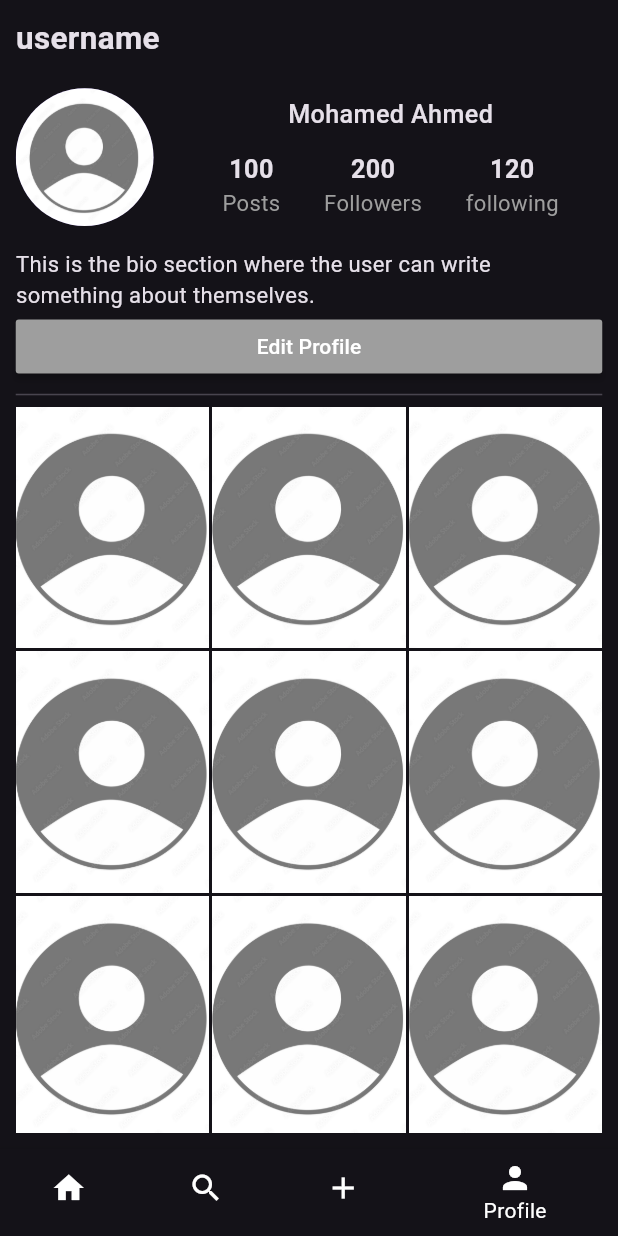
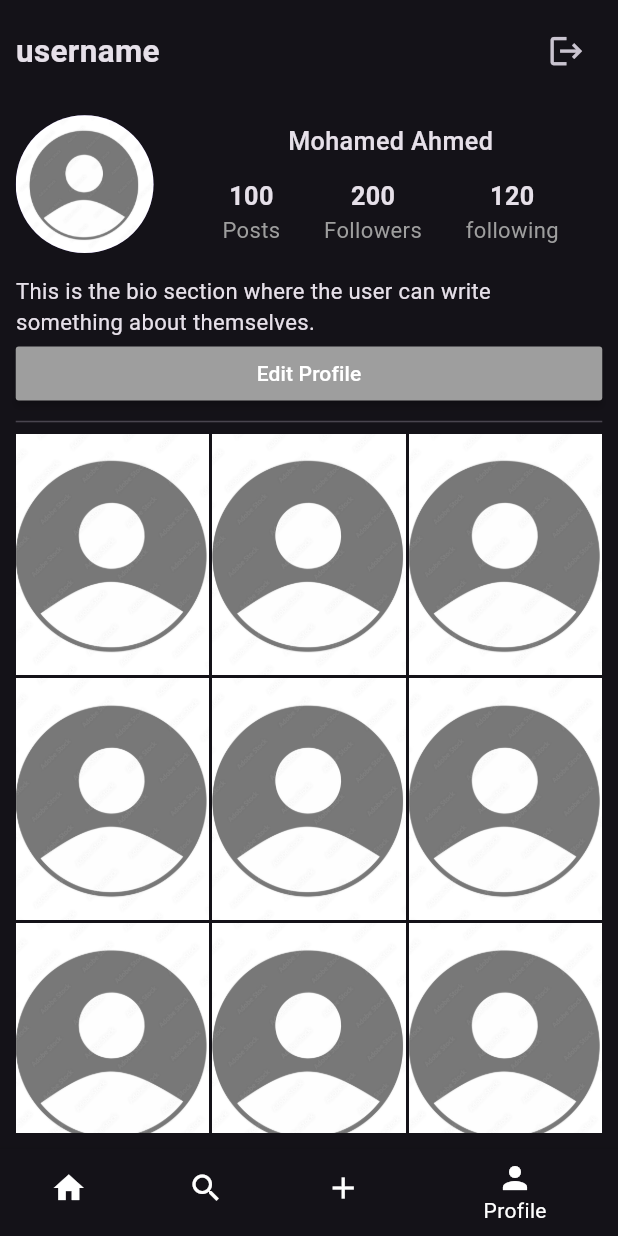
Before and after one commit to med-khelifi/social-media-app-Insta-Clone-, a Flutter app: the HomeScreen screen opened by its route, item 4 of the bottom bar chosen, on a phone screen of 412 x 824 dp. Run offline on Flutter 3.47's test engine with Material 3 defaults, Android fonts, the phone set to English and light mode, and no system bars; our stand-ins replace firebase_auth, firebase_core, flutter_screenutil; accounts and stored records are empty; generated files the repository leaves out were written again.

Commit message:
relate app with firebase add auth logic login logout

```diff
--- a/lib/core/constants/strings.dart
+++ b/lib/core/constants/strings.dart
@@ -21,4 +21,6 @@ class Strings {
   static const String following = 'following';
   static const String editProfile = "Edit Profile";
   static const String comments ="Comments";
+
+  static String signupSuccessful = "Account Created Successfully !";
 }
--- a/lib/screens/home/tabs/profile_tab.dart
+++ b/lib/screens/home/tabs/profile_tab.dart
@@ -1,13 +1,26 @@
 import 'package:flutter/material.dart';
 import 'package:flutter_screenutil/flutter_screenutil.dart';
+import 'package:insta/controllers/profile_tab_controller.dart';
 import 'package:insta/core/constants/constants_widgets.dart';
 import 'package:insta/core/constants/images_paths.dart';
 import 'package:insta/core/constants/strings.dart';
 import 'package:insta/screens/widgets/custom_button.dart';
 import 'package:insta/screens/widgets/stats_info.dart';
 
-class ProfileTab extends StatelessWidget {
+class ProfileTab extends StatefulWidget {
   const ProfileTab({super.key});
+
+  @override
+  State<ProfileTab> createState() => _ProfileTabState();
+}
+
+class _ProfileTabState extends State<ProfileTab> {
+late ProfileTabController _controller;
+  @override
+  void initState() {
+    super.initState();
+    _controller = ProfileTabController();
+  }
 
   @override
   Widget build(BuildContext context) {
@@ -16,9 +29,18 @@ class ProfileTab extends StatelessWidget {
       child: Column(
         crossAxisAlignment: CrossAxisAlignment.start,
         children: [
-          Text(
-            "username",
-            style: TextStyle(fontSize: 20.sp, fontWeight: FontWeight.bold),
+          Row(
+            children: [
+              Text(
+          "username",
+          style: TextStyle(fontSize: 20.sp, fontWeight: FontWeight.bold),
+              ),
+              const Spacer(),
+              IconButton(
+          icon: Icon(Icons.logout, size: 24.sp),
+          onPressed: () => _controller.onSignOutPressed(context),
+              ),
+            ],
           ),
           VerticalSpace(10.h),
 
--- a/lib/screens/login_screen.dart
+++ b/lib/screens/login_screen.dart
@@ -47,11 +47,13 @@ class _LoginScreenState extends State<LoginScreen> {
                   child: Column(
                     children: [
                       CustomTextField(
+                        controller: _controller.usernameController,
                         label: Strings.username,
                         validator: _controller.validateUsername,
                       ),
                       VerticalSpace(10.h),
                       CustomTextField(
+                        controller: _controller.passwordController,
                         label: Strings.password,
                         validator: _controller.validatePassword,
                         isPassword: true,
--- a/pubspec.yaml
+++ b/pubspec.yaml
@@ -35,6 +35,9 @@ dependencies:
   # Use with the CupertinoIcons class for iOS style icons.
   cupertino_icons: ^1.0.8
   flutter_screenutil: ^5.9.3
+  image_picker: ^1.2.0
+  firebase_core: ^4.2.0
+  firebase_auth: ^6.1.1
 
 dev_dependencies:
   flutter_test:
```
Also changed, not shown: lib/app/insta.dart (+20 -4 lines), lib/controllers/login_screen_controller.dart (+16 -1 lines), lib/controllers/profile_tab_controller.dart (added, +45 -0 lines), lib/controllers/signup_screen_controller.dart (renamed from lib/controllers/signup_screen.dart, +19 -2 lines), lib/main.dart (+8 -2 lines), lib/screens/signup_screen.dart (+7 -3 lines), lib/screens/widgets/custom_text_field.dart (+6 -2 lines), firebase.json (added), pubspec.lock, 8 other files.
